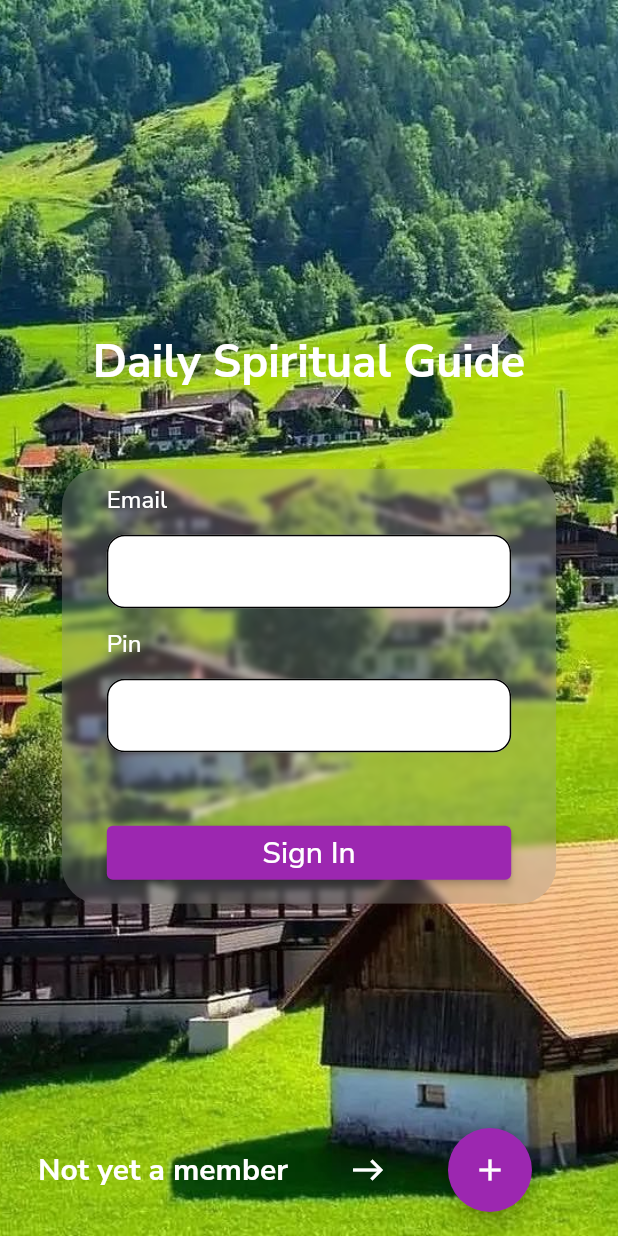
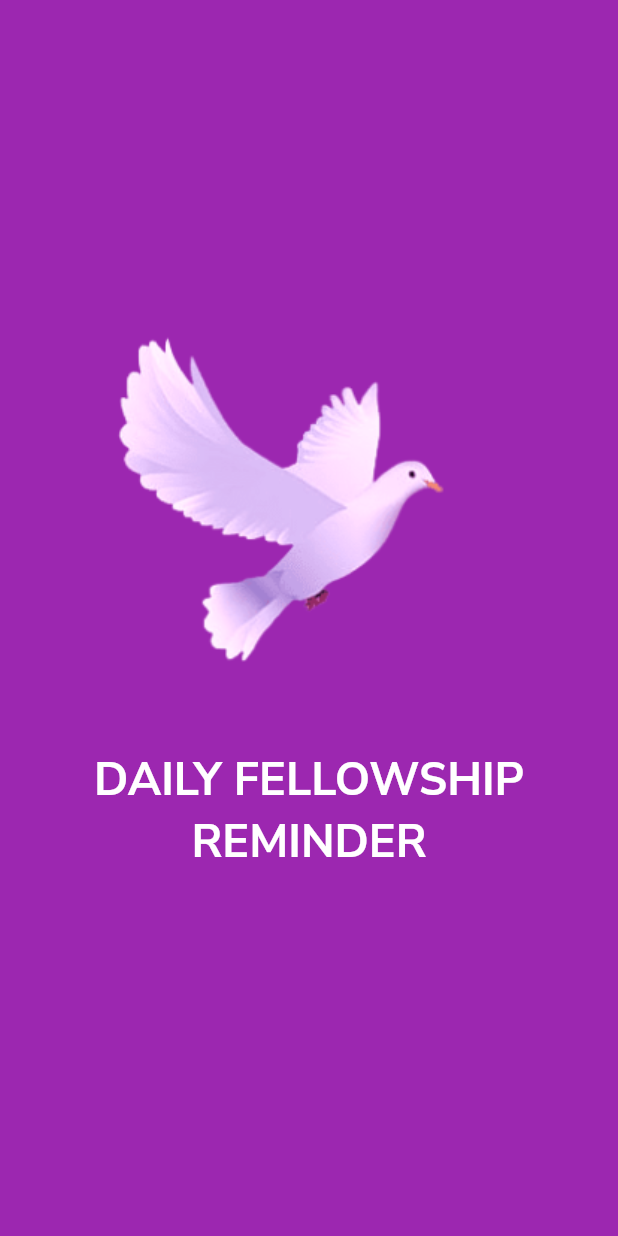
Before and after one commit to solomonium/Daily-Spiritual-Guide, a Flutter app: the screen it shows after launch, on a phone screen of 412 x 824 dp. Run offline on Flutter 3.47's test engine with Material 2 defaults, Android fonts, the phone set to English and light mode, and no system bars; our stand-ins replace flutter_riverpod, flutter_svg, google_fonts, shimmer, validators.

Commit message:
splash screen

```diff
--- a/lib/main.dart
+++ b/lib/main.dart
@@ -1,6 +1,8 @@
-import 'package:flutter/material.dart';
+import 'package:flutter/material.dart' hide Router;
 import 'package:flutter_riverpod/flutter_riverpod.dart';
 import 'package:spiritual_daily_guide/presentations/signIn_page.dart';
+
+import 'route_folder/router.dart';
 
 void main() {
   runApp(const ProviderScope(child: MyApp()));
@@ -18,7 +20,8 @@ class MyApp extends StatelessWidget {
       theme: ThemeData(
         primarySwatch: Colors.purple,
       ),
-      home: const SignInPage(),
+      onGenerateRoute: Router.generateRoute,
+      // home: const SignInPage(),
     );
   }
 }
--- a/lib/presentations/homepage.dart
+++ b/lib/presentations/homepage.dart
@@ -17,9 +17,18 @@ class _HomePageState extends State<HomePage> {
   Widget build(BuildContext context) {
     return SafeArea(
       child: Scaffold(
-          endDrawer: Drawer(
+          appBar: AppBar(
+            title: const Text('Spiritual Daily Guide'),
+          ),
+          drawer: Drawer(
             child: ListView(
               children: const [
+                DrawerHeader(
+                  decoration: BoxDecoration(
+                    color: Colors.blue,
+                  ),
+                  child: Center(child: Text('Drawer Header')),
+                ),
                 ListTile(
                   title: Text('Jeremy'),
                   subtitle: Text('example@gmail.com'),
--- a/lib/presentations/signIn_page.dart
+++ b/lib/presentations/signIn_page.dart
@@ -28,8 +28,6 @@ class _SignInPageState extends State<SignInPage> {
 
   void _incrementCounter() {
     setState(() {
-      _counter++;
-      print(_counter);
       nameVisibilty = !nameVisibilty;
       confirmPinVisibilty = !confirmPinVisibilty;
       isSignIn = !isSignIn;
@@ -42,9 +40,14 @@ class _SignInPageState extends State<SignInPage> {
       body: Stack(children: [
         Container(
           width: double.infinity,
-          decoration: const BoxDecoration(
+          decoration: BoxDecoration(
+            // color: Color.fromRGBO(113, 21, 156, 1),
+            // backgroundBlendMode: BlendMode,
             image: DecorationImage(
-                image: AssetImage("assets/DSG_bg.jpeg"), fit: BoxFit.cover),
+                colorFilter: ColorFilter.mode(
+                    Colors.black.withOpacity(0.6), BlendMode.darken),
+                image: const AssetImage("assets/DSG_2.png"),
+                fit: BoxFit.cover),
           ),
         ),
         Align(
@@ -67,7 +70,9 @@ class _SignInPageState extends State<SignInPage> {
                         child: Container(
                           // height: MediaQuery.of(context).size.height * 0.65,
                           width: MediaQuery.of(context).size.width * 0.8,
-                          color: Colors.grey.withOpacity(0.3),
+                          // color: Color.fromARGB(255, 203, 151, 229)
+                          //     .withOpacity(0.4),
+                          color: Colors.white.withOpacity(0.4),
                           child: Padding(
                             padding: const EdgeInsets.symmetric(
                                 vertical: 0, horizontal: 30),
@@ -162,7 +167,7 @@ class _SignInPageState extends State<SignInPage> {
               : AppText(
                   text: 'Already a member?',
                   size: 20,
-                  color: Colors.black,
+                  color: Colors.white,
                   fontWeight: FontWeight.bold,
                 ),
           const Icon(
--- /dev/null
+++ b/lib/presentations/splash_screen.dart
@@ -0,0 +1,71 @@
+import 'dart:async';
+
+import 'package:flutter/material.dart';
+import 'package:flutter_svg/svg.dart';
+import 'package:spiritual_daily_guide/presentations/signIn_page.dart';
+import 'package:spiritual_daily_guide/widgets/app_large_text.dart';
+import 'package:spiritual_daily_guide/widgets/helper_tools.dart';
+
+class SplashScreen extends StatefulWidget {
+  const SplashScreen({Key? key}) : super(key: key);
+
+  @override
+  State<SplashScreen> createState() => _SplashScreenState();
+}
+
+class _SplashScreenState extends State<SplashScreen> {
+  var _authStatus;
+
+  @override
+  void initState() {
+    super.initState();
+    // LocalStoreHelper.getTheme();
+    Timer(const Duration(seconds: 3), () => const SignInPage());
+  }
+
+  @override
+  Widget build(BuildContext context) {
+    // if (_authStatus == AuthStatus.LOGGED_IN) {
+    //   return const Dashboard();
+    // } else if (_authStatus == AuthStatus.LOGGED_OUT) {
+    //   return const WelcomePage();
+    // }
+    return Scaffold(
+      backgroundColor: const Color(0xe671159C),
+      body: SafeArea(
+          child: Container(
+        color: Theme.of(context).primaryColor,
+        child: Center(
+          child: SizedBox(
+            child: Column(
+              mainAxisAlignment: MainAxisAlignment.center,
+              crossAxisAlignment: CrossAxisAlignment.start,
+              children: [
+                SizedBox(
+                    width: 356,
+                    height: 236,
+                    child: Image.asset("assets/dove_splash.png")),
+                addVerticalSpace(40),
+                SizedBox(
+                    width: 372,
+                    height: 100,
+                    child: AppLargeText(
+                      text: "DAILY FELLOWSHIP REMINDER",
+                      color: Colors.white,
+                      textAlign: TextAlign.center,
+                    ))
+              ],
+            ),
+          ),
+        ),
+      )),
+    );
+  }
+
+  // void getAuthStatus() async {
+  //   final authStatus = await LocalStoreHelper.isAuth();
+  //   setState(() {
+  //     _authStatus = authStatus;
+  //   });
+  // }
+}
--- /dev/null
+++ b/lib/route_folder/route_names.dart
@@ -0,0 +1,4 @@
+class RouteName {
+  static const String root = '/';
+  static const String signInPage = 'sign_in_page';
+}
--- /dev/null
+++ b/lib/route_folder/router.dart
@@ -0,0 +1,19 @@
+import 'package:flutter/material.dart';
+import 'package:spiritual_daily_guide/presentations/homepage.dart';
+import 'package:spiritual_daily_guide/presentations/signIn_page.dart';
+
+import '../presentations/splash_screen.dart';
+import 'route_names.dart';
+
+class Router {
+  static Route<dynamic> generateRoute(RouteSettings settings) {
+    switch (settings.name) {
+      case '/':
+        return MaterialPageRoute(builder: (_) => const SplashScreen());
+      case RouteName.signInPage:
+        return MaterialPageRoute(builder: (_) => const SignInPage());
+      default:
+        return MaterialPageRoute(builder: (_) => const HomePage());
+    }
+  }
+}
--- a/lib/widgets/input_field.dart
+++ b/lib/widgets/input_field.dart
@@ -37,7 +37,7 @@ class InputFieldWidget extends StatelessWidget {
         children: [
           AppText(
             text: labelText,
-            color: Colors.white,
+            color: Colors.black,
           ),
           addVerticalSpace(12),
           SizedBox(
--- a/pubspec.yaml
+++ b/pubspec.yaml
@@ -38,6 +38,7 @@ dependencies:
   validators: ^3.0.0
   intl: ^0.17.0
   shimmer: ^2.0.0
+  flutter_svg: ^1.1.3
 
 dev_dependencies:
   flutter_test:
@@ -63,10 +64,14 @@ flutter:
   # To add assets to your application, add an assets section, like this:
   assets:
     - assets/DSG_bg.jpeg
+    - assets/DSG_bg1.jpg
+    - assets/DSG_2.png
     - assets/spirit_of_God.png
     - assets/spirit_1.png
     - assets/spirit of God.jpeg
     - assets/Holy spirit.jpeg
+    - assets/dove_splash.svg
+    - assets/dove_splash.png
   #   - images/a_dot_ham.jpeg
 
   # An image asset can refer to one or more resolution-specific "variants", see
```
Also changed, not shown: assets/DSG_2.png (added), assets/DSG_bg1.jpg (added), assets/dove_splash.png (added), assets/dove_splash.svg (added), pubspec.lock.
